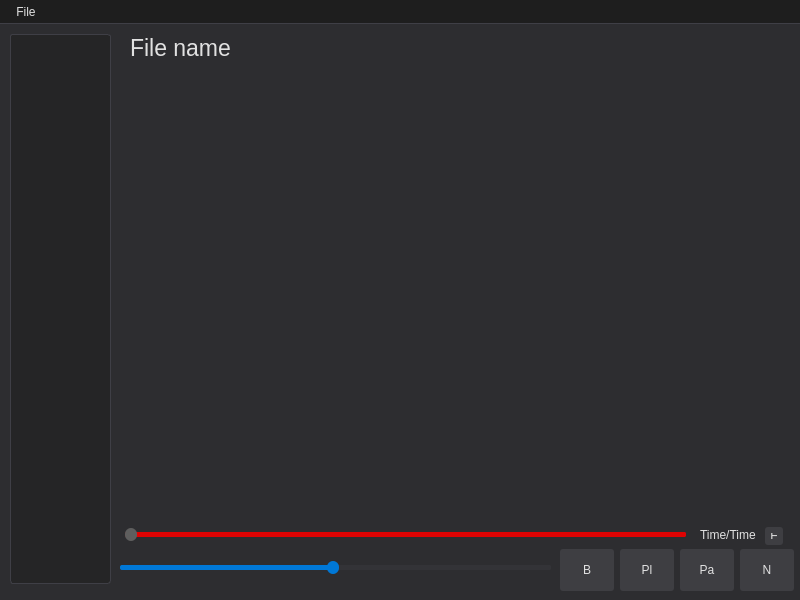
Before: the Qt Designer form mainwindow.ui in exquet/multimedia-viewer, drawn with Qt 5.
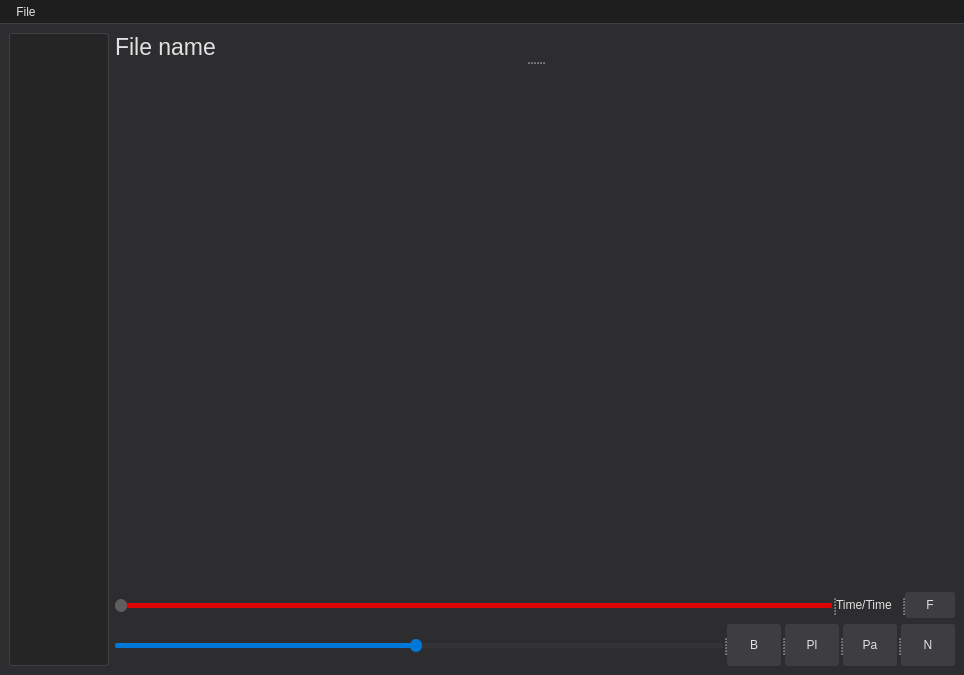
After: the same form once the commit is applied.

```diff
--- a/mainwindow.ui
+++ b/mainwindow.ui
@@ -6,14 +6,14 @@
    <rect>
     <x>0</x>
     <y>0</y>
-    <width>800</width>
-    <height>600</height>
+    <width>964</width>
+    <height>675</height>
    </rect>
   </property>
   <property name="minimumSize">
    <size>
-    <width>800</width>
-    <height>600</height>
+    <width>964</width>
+    <height>675</height>
    </size>
   </property>
   <property name="windowTitle">
@@ -27,14 +27,28 @@
 }</string>
   </property>
   <widget class="QWidget" name="centralwidget">
+   <layout class="QGridLayout" name="gridLayout">
+    <item row="0" column="0">
+     <layout class="QHBoxLayout" name="horizontalLayout">
+      <item>
    <widget class="QListWidget" name="filesList">
-    <property name="geometry">
-     <rect>
-      <x>10</x>
-      <y>10</y>
-      <width>101</width>
-      <height>550</height>
-     </rect>
+        <property name="sizePolicy">
+         <sizepolicy hsizetype="Fixed" vsizetype="Expanding">
+          <horstretch>0</horstretch>
+          <verstretch>0</verstretch>
+         </sizepolicy>
+        </property>
+        <property name="minimumSize">
+         <size>
+          <width>0</width>
+          <height>0</height>
+         </size>
+        </property>
+        <property name="maximumSize">
+         <size>
+          <width>100</width>
+          <height>16777215</height>
+         </size>
     </property>
     <property name="styleSheet">
      <string notr="true">QListWidget {
@@ -62,14 +76,48 @@
 }</string>
     </property>
    </widget>
+      </item>
+      <item>
+       <layout class="QVBoxLayout" name="verticalLayout_2">
+        <item>
+         <widget class="QSplitter" name="splitter">
+          <property name="orientation">
+           <enum>Qt::Orientation::Vertical</enum>
+          </property>
+          <widget class="QLabel" name="fileNameLabel">
+           <property name="maximumSize">
+            <size>
+             <width>16777215</width>
+             <height>50</height>
+            </size>
+           </property>
+           <property name="font">
+            <font>
+             <family>Segoe UI</family>
+             <pointsize>17</pointsize>
+            </font>
+           </property>
+           <property name="styleSheet">
+            <string notr="true">QLabel {
+    color: #E1E1E1;
+}</string>
+           </property>
+           <property name="text">
+            <string>File name</string>
+           </property>
+          </widget>
    <widget class="QWidget" name="vidWidget" native="true">
-    <property name="geometry">
-     <rect>
-      <x>120</x>
-      <y>30</y>
-      <width>671</width>
+           <property name="sizePolicy">
+            <sizepolicy hsizetype="Expanding" vsizetype="Expanding">
+             <horstretch>0</horstretch>
+             <verstretch>0</verstretch>
+            </sizepolicy>
+           </property>
+           <property name="minimumSize">
+            <size>
+             <width>640</width>
       <height>480</height>
-     </rect>
+            </size>
     </property>
     <property name="styleSheet">
      <string notr="true">QVideoWidget {
@@ -78,14 +126,121 @@
 }</string>
     </property>
    </widget>
+         </widget>
+        </item>
+        <item>
+         <layout class="QVBoxLayout" name="verticalLayout">
+          <item>
+           <widget class="QSplitter" name="splitter_2">
+            <property name="orientation">
+             <enum>Qt::Orientation::Horizontal</enum>
+            </property>
+            <widget class="QSlider" name="timeSlider">
+             <property name="styleSheet">
+              <string notr="true">QSlider::groove:horizontal {
+    border: none;
+    height: 5px;
+    background-color: rgb(222, 3, 3);
+    border-radius: 2px;
+}
+
+QSlider::handle:horizontal {
+    background-color: rgb(94, 94, 94);
+    border: none;
+    width: 12px;
+    margin: -4px 0;
+    border-radius: 6px;
+}
+
+QSlider::add-page:horizontal {
+    background-color: rgb(222, 3, 3);
+    border-radius: 2px;
+}
+
+QSlider::sub-page:horizontal {
+    background-color: rgb(131, 0, 0);
+    border-radius: 2px;
+}</string>
+             </property>
+             <property name="minimum">
+              <number>1</number>
+             </property>
+             <property name="value">
+              <number>1</number>
+             </property>
+             <property name="orientation">
+              <enum>Qt::Orientation::Horizontal</enum>
+             </property>
+            </widget>
+            <widget class="QLabel" name="timeLabel">
+             <property name="minimumSize">
+              <size>
+               <width>0</width>
+               <height>0</height>
+              </size>
+             </property>
+             <property name="maximumSize">
+              <size>
+               <width>65</width>
+               <height>16777215</height>
+              </size>
+             </property>
+             <property name="text">
+              <string>Time/Time</string>
+             </property>
+            </widget>
+            <widget class="QPushButton" name="fullScreenButton">
+             <property name="maximumSize">
+              <size>
+               <width>50</width>
+               <height>16777215</height>
+              </size>
+             </property>
+             <property name="styleSheet">
+              <string notr="true">QPushButton {
+    background-color: #3E3E42;
+    color: #E1E1E1;
+    border: none;
+    border-radius: 3px;
+    padding: 6px 12px;
+}
+
+QPushButton:hover {
+    background-color: #45454A;
+}
+
+QPushButton:pressed {
+    background-color: #333337;
+}
+
+QPushButton:disabled {
+    background-color: #2D2D30;
+    color: #656565;
+}</string>
+             </property>
+             <property name="text">
+              <string>F</string>
+             </property>
+            </widget>
+           </widget>
+          </item>
+          <item>
+           <widget class="QSplitter" name="splitter_3">
+            <property name="orientation">
+             <enum>Qt::Orientation::Horizontal</enum>
+            </property>
    <widget class="QSlider" name="volumeSlider">
-    <property name="geometry">
-     <rect>
-      <x>120</x>
-      <y>535</y>
-      <width>431</width>
-      <height>16</height>
-     </rect>
+             <property name="sizePolicy">
+              <sizepolicy hsizetype="Expanding" vsizetype="Fixed">
+               <horstretch>0</horstretch>
+               <verstretch>2</verstretch>
+              </sizepolicy>
+             </property>
+             <property name="minimumSize">
+              <size>
+               <width>600</width>
+               <height>0</height>
+              </size>
     </property>
     <property name="styleSheet">
      <string notr="true">QSlider::groove:horizontal {
@@ -152,39 +307,7 @@
      <enum>Qt::Orientation::Horizontal</enum>
     </property>
    </widget>
-   <widget class="QLabel" name="fileNameLabel">
-    <property name="geometry">
-     <rect>
-      <x>130</x>
-      <y>3</y>
-      <width>641</width>
-      <height>41</height>
-     </rect>
-    </property>
-    <property name="font">
-     <font>
-      <family>Segoe UI</family>
-      <pointsize>17</pointsize>
-     </font>
-    </property>
-    <property name="styleSheet">
-     <string notr="true">QLabel {
-    color: #E1E1E1;
-}</string>
-    </property>
-    <property name="text">
-     <string>File name</string>
-    </property>
-   </widget>
    <widget class="QPushButton" name="backButton">
-    <property name="geometry">
-     <rect>
-      <x>560</x>
-      <y>525</y>
-      <width>54</width>
-      <height>42</height>
-     </rect>
-    </property>
     <property name="minimumSize">
      <size>
       <width>54</width>
@@ -225,64 +348,7 @@
      <string>B</string>
     </property>
    </widget>
-   <widget class="QPushButton" name="nextButton">
-    <property name="geometry">
-     <rect>
-      <x>740</x>
-      <y>525</y>
-      <width>54</width>
-      <height>42</height>
-     </rect>
-    </property>
-    <property name="minimumSize">
-     <size>
-      <width>54</width>
-      <height>42</height>
-     </size>
-    </property>
-    <property name="maximumSize">
-     <size>
-      <width>35</width>
-      <height>35</height>
-     </size>
-    </property>
-    <property name="styleSheet">
-     <string notr="true">QPushButton {
-    background-color: #3E3E42;
-    color: #E1E1E1;
-    border: none;
-    border-radius: 3px;
-    padding: 6px 12px;
-    min-width: 30px;
-    min-height: 30px;
-}
-
-QPushButton:hover {
-    background-color: #45454A;
-}
-
-QPushButton:pressed {
-    background-color: #333337;
-}
-
-QPushButton:disabled {
-    background-color: #2D2D30;
-    color: #656565;
-}</string>
-    </property>
-    <property name="text">
-     <string>N</string>
-    </property>
-   </widget>
    <widget class="QPushButton" name="playButton">
-    <property name="geometry">
-     <rect>
-      <x>620</x>
-      <y>525</y>
-      <width>54</width>
-      <height>42</height>
-     </rect>
-    </property>
     <property name="minimumSize">
      <size>
       <width>54</width>
@@ -324,14 +390,6 @@
     </property>
    </widget>
    <widget class="QPushButton" name="pauseButton">
-    <property name="geometry">
-     <rect>
-      <x>680</x>
-      <y>525</y>
-      <width>54</width>
-      <height>42</height>
-     </rect>
-    </property>
     <property name="minimumSize">
      <size>
       <width>54</width>
@@ -372,72 +430,18 @@
      <string>Pa</string>
     </property>
    </widget>
-   <widget class="QSlider" name="timeSlider">
-    <property name="geometry">
-     <rect>
-      <x>125</x>
-      <y>502</y>
-      <width>561</width>
-      <height>16</height>
-     </rect>
-    </property>
-    <property name="styleSheet">
-     <string notr="true">QSlider::groove:horizontal {
-    border: none;
-    height: 5px;
-    background-color: rgb(222, 3, 3);
-    border-radius: 2px;
-}
-
-QSlider::handle:horizontal {
-    background-color: rgb(94, 94, 94);
-    border: none;
-    width: 12px;
-    margin: -4px 0;
-    border-radius: 6px;
-}
-
-QSlider::add-page:horizontal {
-    background-color: rgb(222, 3, 3);
-    border-radius: 2px;
-}
-
-QSlider::sub-page:horizontal {
-    background-color: rgb(131, 0, 0);
-    border-radius: 2px;
-}</string>
-    </property>
-    <property name="minimum">
-     <number>1</number>
-    </property>
-    <property name="value">
-     <number>1</number>
-    </property>
-    <property name="orientation">
-     <enum>Qt::Orientation::Horizontal</enum>
-    </property>
-   </widget>
-   <widget class="QLabel" name="timeLabel">
-    <property name="geometry">
-     <rect>
-      <x>700</x>
-      <y>500</y>
-      <width>71</width>
-      <height>21</height>
-     </rect>
-    </property>
-    <property name="text">
-     <string>Time/Time</string>
-    </property>
-   </widget>
-   <widget class="QPushButton" name="fullScreenButton">
-    <property name="geometry">
-     <rect>
-      <x>765</x>
-      <y>503</y>
-      <width>18</width>
-      <height>18</height>
-     </rect>
+            <widget class="QPushButton" name="nextButton">
+             <property name="minimumSize">
+              <size>
+               <width>54</width>
+               <height>42</height>
+              </size>
+             </property>
+             <property name="maximumSize">
+              <size>
+               <width>35</width>
+               <height>35</height>
+              </size>
     </property>
     <property name="styleSheet">
      <string notr="true">QPushButton {
@@ -446,6 +450,8 @@
     border: none;
     border-radius: 3px;
     padding: 6px 12px;
+    min-width: 30px;
+    min-height: 30px;
 }
 
 QPushButton:hover {
@@ -462,16 +468,25 @@
 }</string>
     </property>
     <property name="text">
-     <string>F</string>
-    </property>
-   </widget>
+              <string>N</string>
+             </property>
+            </widget>
+           </widget>
+          </item>
+         </layout>
+        </item>
+       </layout>
+      </item>
+     </layout>
+    </item>
+   </layout>
   </widget>
   <widget class="QMenuBar" name="menuBar">
    <property name="geometry">
     <rect>
      <x>0</x>
      <y>0</y>
-     <width>800</width>
+     <width>964</width>
      <height>26</height>
     </rect>
    </property>
```
Lines whose indentation alone changed are shown as unchanged.
